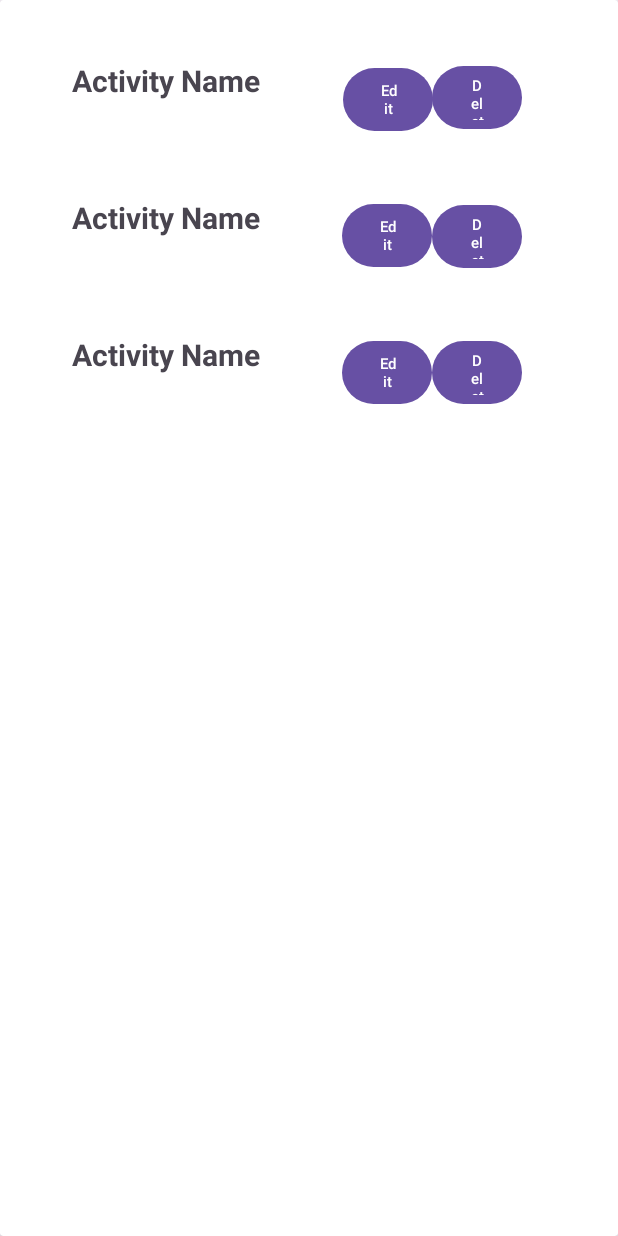
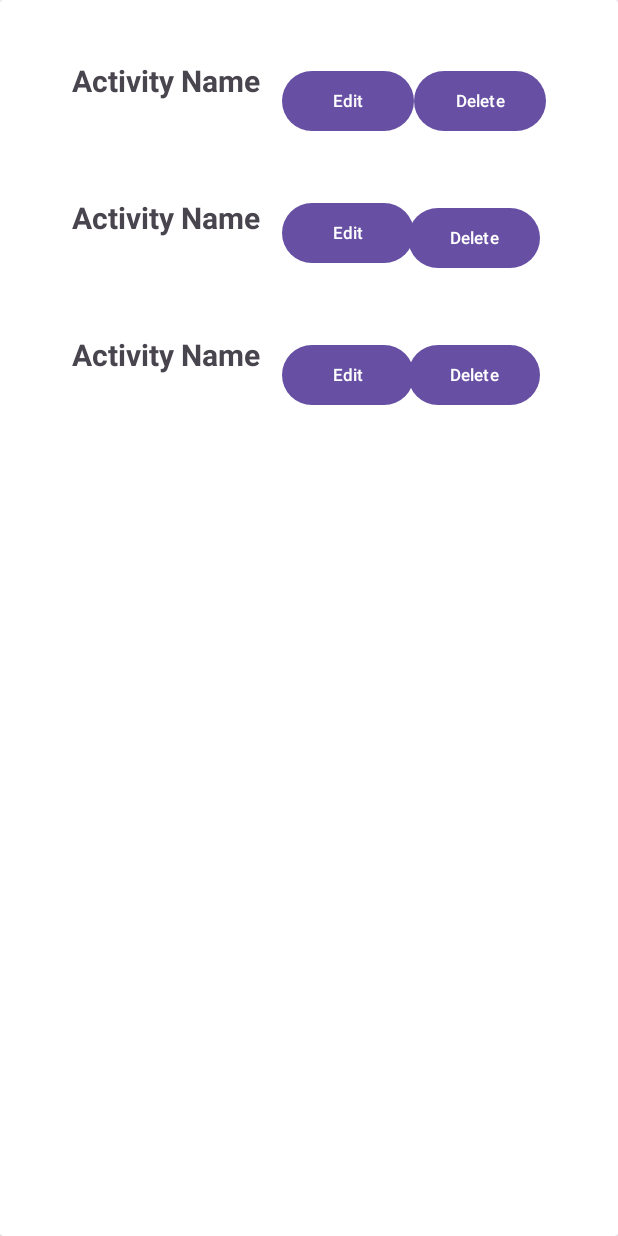
Before and after one commit to ImaginePilot/Plantze, an Android app: the layout item_activity.xml on its own in the app's theme, with its tools: preview values and no code run, on a phone screen of 412 x 824 dp. Run offline under Robolectric (Android 15) with nearby library versions, the phone set to English and light mode, and no system bars.

Commit message:
modified item_activity.xml

```diff
--- a/app/src/main/res/layout/item_activity.xml
+++ b/app/src/main/res/layout/item_activity.xml
@@ -30,29 +30,29 @@
 
             <Button
                 android:id="@+id/editButton"
-                android:layout_width="60dp"
-                android:layout_height="50dp"
+                android:layout_width="wrap_content"
+                android:layout_height="wrap_content"
                 android:text="Edit"
-                android:textSize="10sp"
+                android:textSize="11sp"
                 app:layout_constraintBottom_toBottomOf="@+id/textView3"
                 app:layout_constraintEnd_toEndOf="@+id/textView3"
-                app:layout_constraintHorizontal_bias="0.706"
+                app:layout_constraintHorizontal_bias="0.614"
                 app:layout_constraintStart_toStartOf="@+id/textView3"
                 app:layout_constraintTop_toTopOf="@+id/textView3"
-                app:layout_constraintVertical_bias="0.789" />
+                app:layout_constraintVertical_bias="1.0" />
 
             <Button
                 android:id="@+id/deleteButton"
-                android:layout_width="60dp"
-                android:layout_height="50dp"
+                android:layout_width="wrap_content"
+                android:layout_height="wrap_content"
                 android:text="Delete"
-                android:textSize="10sp"
+                android:textSize="11sp"
                 app:layout_constraintBottom_toBottomOf="@+id/textView3"
                 app:layout_constraintEnd_toEndOf="@+id/textView3"
-                app:layout_constraintHorizontal_bias="0.937"
+                app:layout_constraintHorizontal_bias="1.0"
                 app:layout_constraintStart_toStartOf="@+id/textView3"
                 app:layout_constraintTop_toTopOf="@+id/textView3"
-                app:layout_constraintVertical_bias="0.0" />
+                app:layout_constraintVertical_bias="1.0" />
 
             <TextView
                 android:id="@+id/textView4"
@@ -69,22 +69,23 @@
                 app:layout_constraintTop_toBottomOf="@+id/textView3" />
 
             <Button
-                android:layout_width="60dp"
-                android:layout_height="50dp"
-                android:layout_marginStart="180dp"
+                android:layout_width="wrap_content"
+                android:layout_height="wrap_content"
+                android:layout_marginStart="140dp"
                 android:text="Edit"
-                android:textSize="10sp"
+                android:textSize="11sp"
                 app:layout_constraintBottom_toBottomOf="@+id/textView4"
                 app:layout_constraintStart_toStartOf="@+id/textView4"
-                app:layout_constraintTop_toTopOf="@+id/textView4" />
+                app:layout_constraintTop_toTopOf="@+id/textView4"
+                app:layout_constraintVertical_bias="0.0" />
 
             <Button
-                android:layout_width="60dp"
-                android:layout_height="50dp"
+                android:layout_width="wrap_content"
+                android:layout_height="wrap_content"
                 android:layout_marginTop="40dp"
-                android:layout_marginEnd="16dp"
+                android:layout_marginEnd="4dp"
                 android:text="Delete"
-                android:textSize="10sp"
+                android:textSize="11sp"
                 app:layout_constraintBottom_toBottomOf="@+id/textView4"
                 app:layout_constraintEnd_toEndOf="@+id/textView4"
                 app:layout_constraintTop_toTopOf="@+id/textView4"
@@ -103,24 +104,26 @@
                 app:layout_constraintTop_toBottomOf="@+id/textView4" />
 
             <Button
-                android:layout_width="60dp"
-                android:layout_height="50dp"
-                android:layout_marginStart="180dp"
+                android:layout_width="wrap_content"
+                android:layout_height="wrap_content"
+                android:layout_marginStart="140dp"
                 android:text="Edit"
-                android:textSize="10sp"
+                android:textSize="11sp"
                 app:layout_constraintBottom_toBottomOf="@+id/textView5"
                 app:layout_constraintStart_toStartOf="@+id/textView5"
-                app:layout_constraintTop_toTopOf="@+id/textView5" />
+                app:layout_constraintTop_toTopOf="@+id/textView5"
+                app:layout_constraintVertical_bias="1.0" />
 
             <Button
-                android:layout_width="60dp"
-                android:layout_height="50dp"
-                android:layout_marginEnd="16dp"
+                android:layout_width="wrap_content"
+                android:layout_height="wrap_content"
+                android:layout_marginEnd="4dp"
                 android:text="Delete"
-                android:textSize="10sp"
+                android:textSize="11sp"
                 app:layout_constraintBottom_toBottomOf="@+id/textView5"
                 app:layout_constraintEnd_toEndOf="@+id/textView5"
-                app:layout_constraintTop_toTopOf="@+id/textView5" />
+                app:layout_constraintTop_toTopOf="@+id/textView5"
+                app:layout_constraintVertical_bias="1.0" />
 
 
         </androidx.constraintlayout.widget.ConstraintLayout>
```
